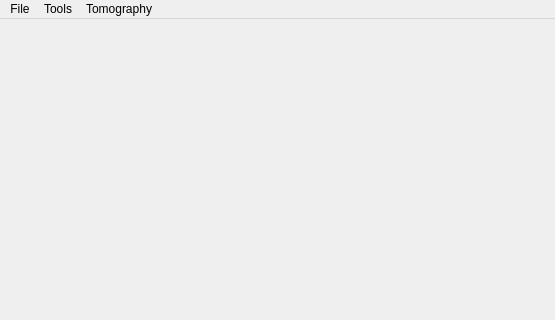
Above: mainwindow.ui from nahuelmol/ves before the change; both pictures show x 0 to 555 and y 0 to 320 of the 555 by 851 pixel window. Below: the same form after it.
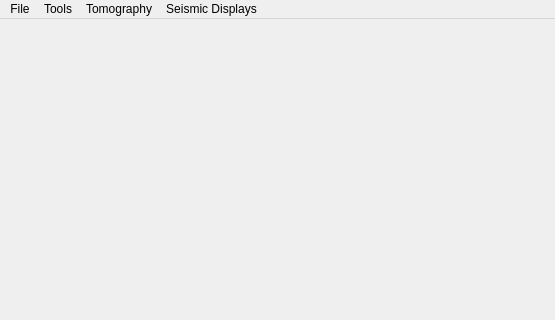
That is the form after the change.

Commit message: just adding seismic opc; I did nothing really;

What changed in the file:
```diff
--- a/mainwindow.ui
+++ b/mainwindow.ui
@@ -45,9 +45,16 @@
     <addaction name="actionStart_New"/>
     <addaction name="actionTomo_Manager"/>
    </widget>
+   <widget class="QMenu" name="menuSeismic_Displays">
+    <property name="title">
+     <string>Seismic Displays</string>
+    </property>
+    <addaction name="actionJust_window"/>
+   </widget>
    <addaction name="menuFile"/>
    <addaction name="menuTools"/>
    <addaction name="menuTomography"/>
+   <addaction name="menuSeismic_Displays"/>
   </widget>
   <widget class="QStatusBar" name="statusbar"/>
   <action name="actionLoad">
```
Left out of the diff: 5 changed lines with no effect on the pictures. The commit also changes 11 other files.
